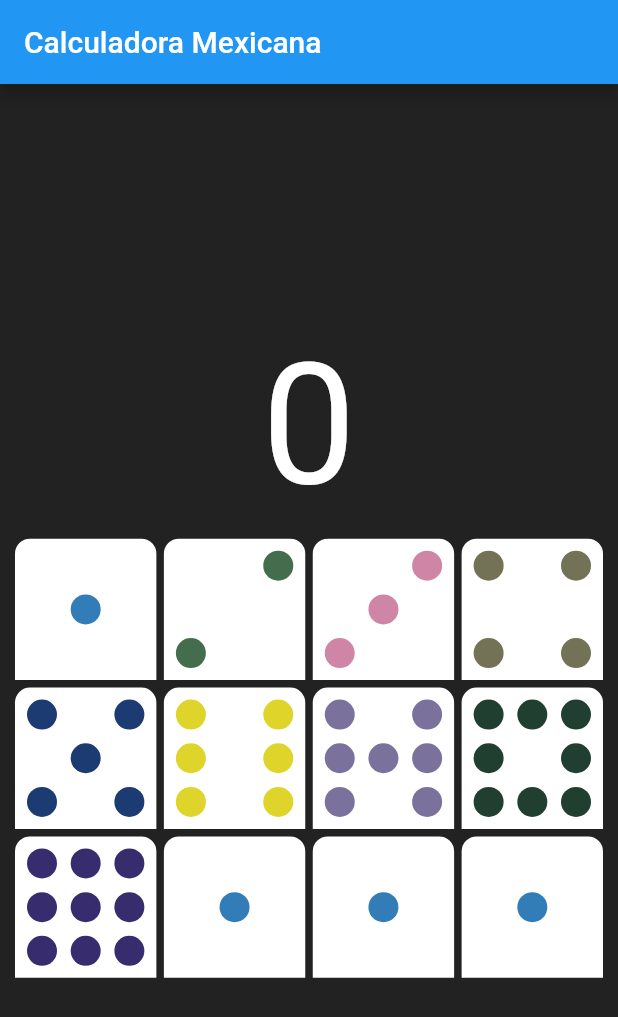
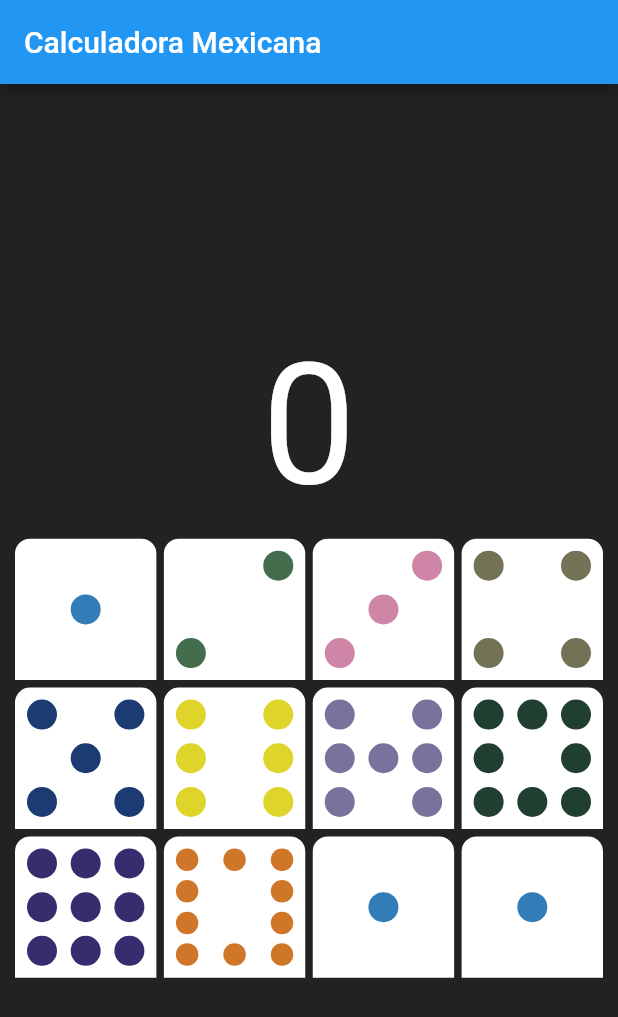
Before and after one commit to esron/mexican_calculator, a Flutter app: the screen it shows after launch, on a phone screen of 412 x 824 dp. Shown: the top 1017 px of the screen. Run offline on Flutter 3.47's test engine with Material 2 defaults, Android fonts, the light colour scheme and no system bars.

Commit message:
adds domino ten

```diff
--- a/lib/widgets/domino_piece.dart
+++ b/lib/widgets/domino_piece.dart
@@ -19,7 +19,7 @@
       new DominoSeven(),
       new DominoEight(),
       new DominoNine(),
-      new DominoOne(),
+      new DominoTen(),
       new DominoOne(),
       new DominoOne(),
     ];
@@ -647,3 +647,113 @@
     );
   }
 }
+
+class DominoTen extends StatelessWidget {
+  const DominoTen({
+    Key key,
+  }) : super(key: key);
+
+  @override
+  Widget build(BuildContext context) {
+    return Row(
+      mainAxisAlignment: MainAxisAlignment.spaceBetween,
+      children: <Widget>[
+        Column(
+          mainAxisAlignment: MainAxisAlignment.spaceBetween,
+          children: <Widget>[
+            Container(
+              height: 15,
+              width: 15,
+              decoration: BoxDecoration(
+                color: Color(0xFFd07629),
+                shape: BoxShape.circle,
+              ),
+            ),
+            Container(
+              height: 15,
+              width: 15,
+              decoration: BoxDecoration(
+                color: Color(0xFFd07629),
+                shape: BoxShape.circle,
+              ),
+            ),
+            Container(
+              height: 15,
+              width: 15,
+              decoration: BoxDecoration(
+                color: Color(0xFFd07629),
+                shape: BoxShape.circle,
+              ),
+            ),
+            Container(
+              height: 15,
+              width: 15,
+              decoration: BoxDecoration(
+                color: Color(0xFFd07629),
+                shape: BoxShape.circle,
+              ),
+            ),
+          ],
+        ),
+        Column(
+          mainAxisAlignment: MainAxisAlignment.spaceBetween,
+          children: <Widget>[
+            Container(
+              height: 15,
+              width: 15,
+              decoration: BoxDecoration(
+                color: Color(0xFFd07629),
+                shape: BoxShape.circle,
+              ),
+            ),
+            Container(
+              height: 15,
+              width: 15,
+              decoration: BoxDecoration(
+                color: Color(0xFFd07629),
+                shape: BoxShape.circle,
+              ),
+            ),
+          ],
+        ),
+        Column(
+          mainAxisAlignment: MainAxisAlignment.spaceBetween,
+          children: <Widget>[
+            Container(
+              height: 15,
+              width: 15,
+              decoration: BoxDecoration(
+                color: Color(0xFFd07629),
+                shape: BoxShape.circle,
+              ),
+            ),
+            Container(
+              height: 15,
+              width: 15,
+              decoration: BoxDecoration(
+                color: Color(0xFFd07629),
+                shape: BoxShape.circle,
+              ),
+            ),
+            Container(
+              height: 15,
+              width: 15,
+              decoration: BoxDecoration(
+                color: Color(0xFFd07629),
+                shape: BoxShape.circle,
+              ),
+            ),
+            Container(
+              height: 15,
+              width: 15,
+              decoration: BoxDecoration(
+                color: Color(0xFFd07629),
+                shape: BoxShape.circle,
+              ),
+            ),
+          ],
+        ),
+      ],
+    );
+  }
+}
```
